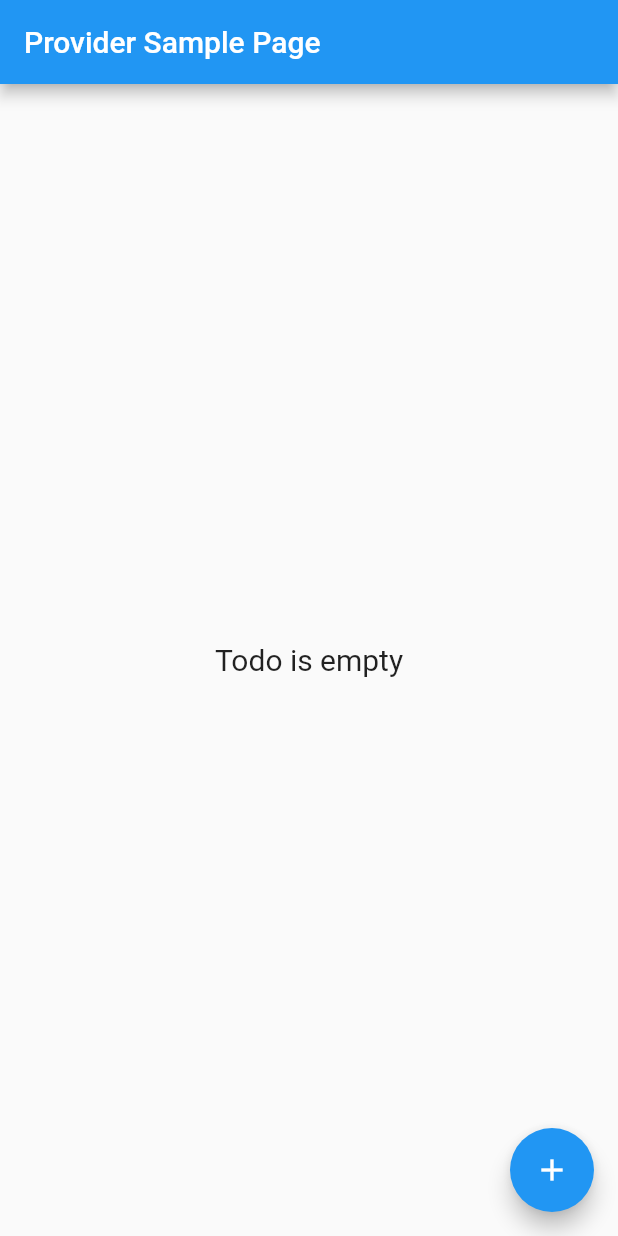
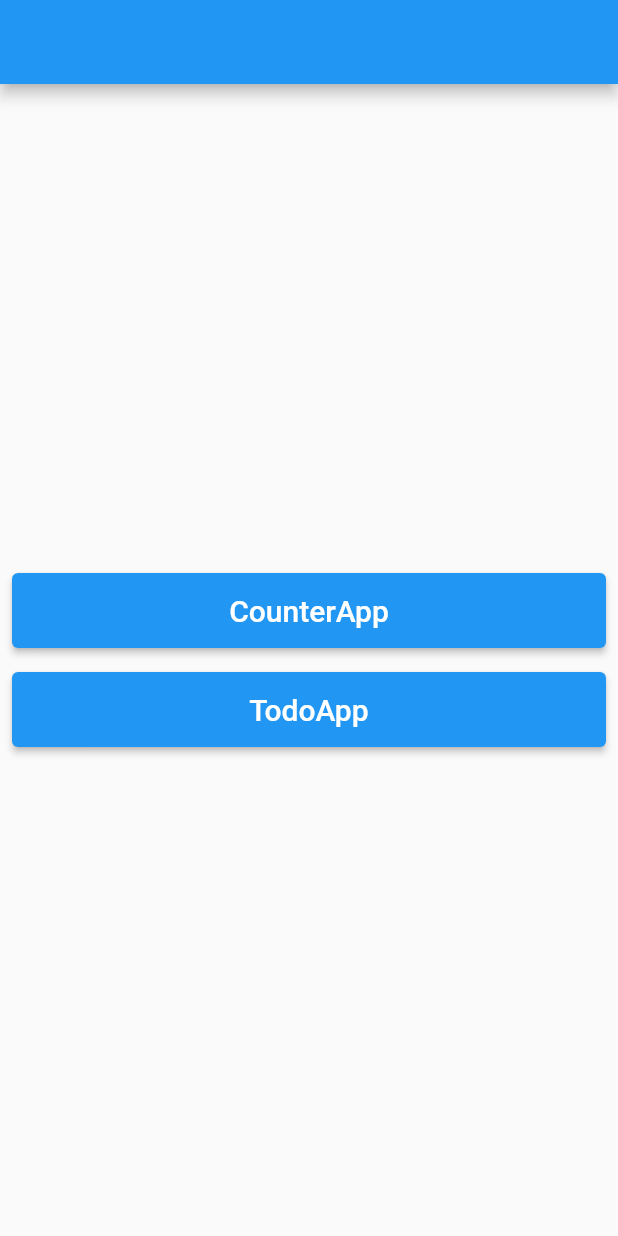
Before and after one commit to newhappydays/flutter_sample, a Flutter app: the PackageSampleScreen screen opened by its route, after a tap on "Provider", on a phone screen of 412 x 824 dp. Run offline on Flutter 3.47's test engine with Material 2 defaults, Android fonts, the phone set to English and light mode, and no system bars; our stand-ins replace drift, flutter_bloc, hive, hive_flutter, table_calendar; accounts and stored records are empty; generated files the repository leaves out were written again.

Commit message:
라우트 추가

```diff
--- a/lib/ui/package/provider/provider_screen.dart
+++ b/lib/ui/package/provider/provider_screen.dart
@@ -1,8 +1,7 @@
 import 'package:flutter/material.dart';
-import 'package:flutter_sample/ui/package/provider/counter/counter_notifier.dart';
+import 'package:flutter_sample/ui/component/route_button.dart';
 import 'package:flutter_sample/ui/package/provider/counter/provider_counter_screen.dart';
 import 'package:flutter_sample/ui/package/provider/todo/edit/provider_todo_edit_screen.dart';
-import 'package:flutter_sample/ui/package/provider/todo/provider_todo.dart';
 import 'package:flutter_sample/ui/package/provider/todo/provider_todo_screen.dart';
 import 'package:flutter_sample/ui/package/provider/todo/todo_notifier.dart';
 import 'package:provider/provider.dart';
@@ -17,11 +16,28 @@ class ProviderScreen extends StatelessWidget {
     return ChangeNotifierProvider(
       create: (_) => TodoNotifier(),
       child: MaterialApp(
-        home: ProviderTodoScreen(),
+        home: const ProviderSampleList(),
         routes: {
+          RouteName.providerCounterScreen: (context) => ProviderCounterScreen(),
+          RouteName.providerTodoScreen: (context) => ProviderTodoScreen(),
           RouteName.providerTodoEdit: (context) => ProviderTodoEditScreen(),
         },
       ),
     );
   }
 }
+
+class ProviderSampleList extends StatelessWidget {
+  const ProviderSampleList({Key? key}) : super(key: key);
+
+  @override
+  Widget build(BuildContext context) {
+    return Scaffold(
+      appBar: AppBar(),
+      body: Column(
+        mainAxisAlignment: MainAxisAlignment.center,
+        children: providerRoutes.map((e) => RouteButton(route: e)).toList(),
+      ),
+    );
+  }
+}
--- a/lib/ui/util/routes.dart
+++ b/lib/ui/util/routes.dart
@@ -13,7 +13,14 @@ class RouteName {
   static const hiveMain = "/hive_screen";
   static const blocMain = "/bloc_screen";
   static const providerMain = "/provider_screen";
+
+  // package - provider
+  static const providerSampleList = "/provider_sample_list";
+  static const providerCounterScreen = "/provider_counter_screen";
+  static const providerTodoScreen = "/provider_todo_screen";
   static const providerTodoEdit = "/provider_todo_edit_screen";
+
+  // package - bloc
 
   // static const sampleMain = "/";
 
@@ -49,4 +56,9 @@ final List<RouteInfo> widgetRoutes = [
   RouteInfo(routeTitle: 'Picker', routeName: RouteName.pickerSampleMain),
 ];
 
+final List<RouteInfo> providerRoutes = [
+  RouteInfo(routeTitle: 'CounterApp', routeName: RouteName.providerCounterScreen),
+  RouteInfo(routeTitle: 'TodoApp', routeName: RouteName.providerTodoScreen)
+];
+
 final List<RouteInfo> sampleRoutes = [];
```
